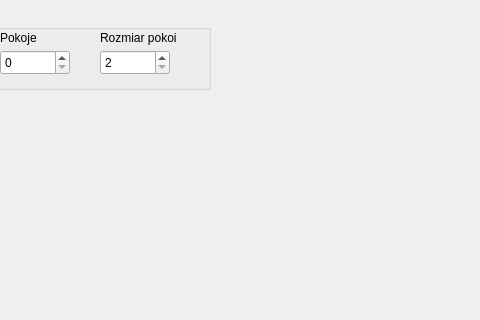
Qt form mapGenerator/mainwindow.ui (Amdron/Map-Generator) before a commit; both pictures show x 320 to 800 and y 0 to 320 of the 800 by 600 pixel window.
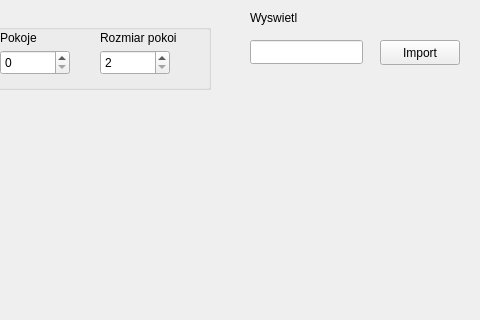
The same form after that commit.

What changed in the file:
```diff
--- a/mapGenerator/mainwindow.ui
+++ b/mapGenerator/mainwindow.ui
@@ -147,6 +147,55 @@
      <string>Generuj</string>
     </property>
    </widget>
+   <widget class="QLabel" name="labelImport">
+    <property name="geometry">
+     <rect>
+      <x>570</x>
+      <y>10</y>
+      <width>55</width>
+      <height>16</height>
+     </rect>
+    </property>
+    <property name="text">
+     <string>Wyswietl</string>
+    </property>
+   </widget>
+   <widget class="QLineEdit" name="lineNazwa">
+    <property name="geometry">
+     <rect>
+      <x>570</x>
+      <y>40</y>
+      <width>113</width>
+      <height>24</height>
+     </rect>
+    </property>
+   </widget>
+   <widget class="QPushButton" name="buttonImport">
+    <property name="geometry">
+     <rect>
+      <x>700</x>
+      <y>40</y>
+      <width>80</width>
+      <height>25</height>
+     </rect>
+    </property>
+    <property name="text">
+     <string>Import</string>
+    </property>
+   </widget>
+   <widget class="QLabel" name="labelDisplay">
+    <property name="geometry">
+     <rect>
+      <x>90</x>
+      <y>130</y>
+      <width>400</width>
+      <height>400</height>
+     </rect>
+    </property>
+    <property name="text">
+     <string/>
+    </property>
+   </widget>
   </widget>
   <widget class="QMenuBar" name="menubar">
    <property name="geometry">
```
